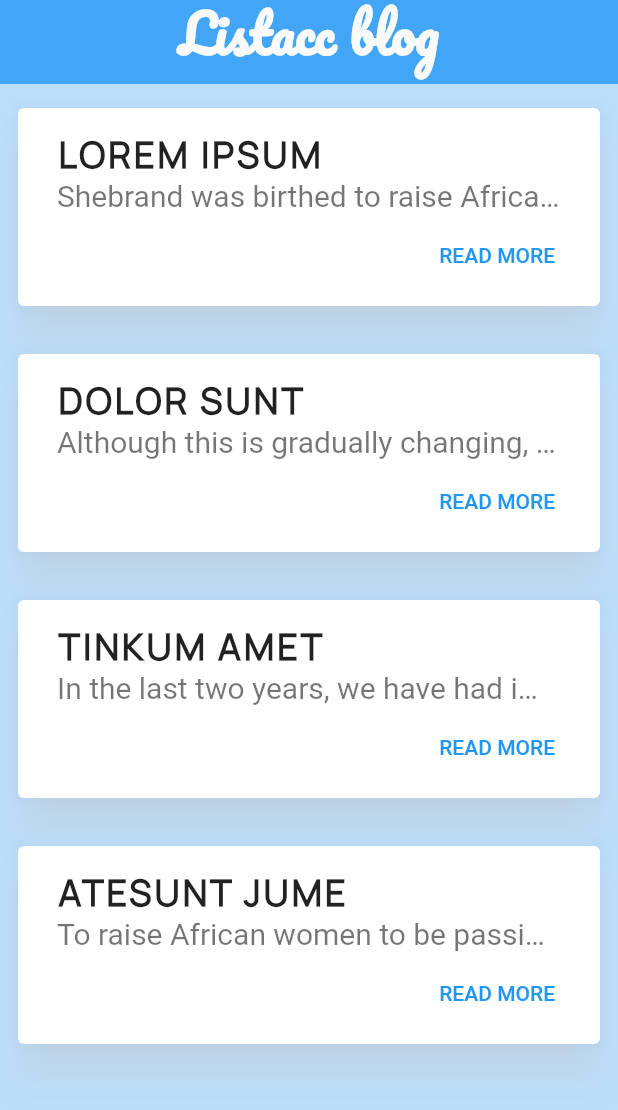
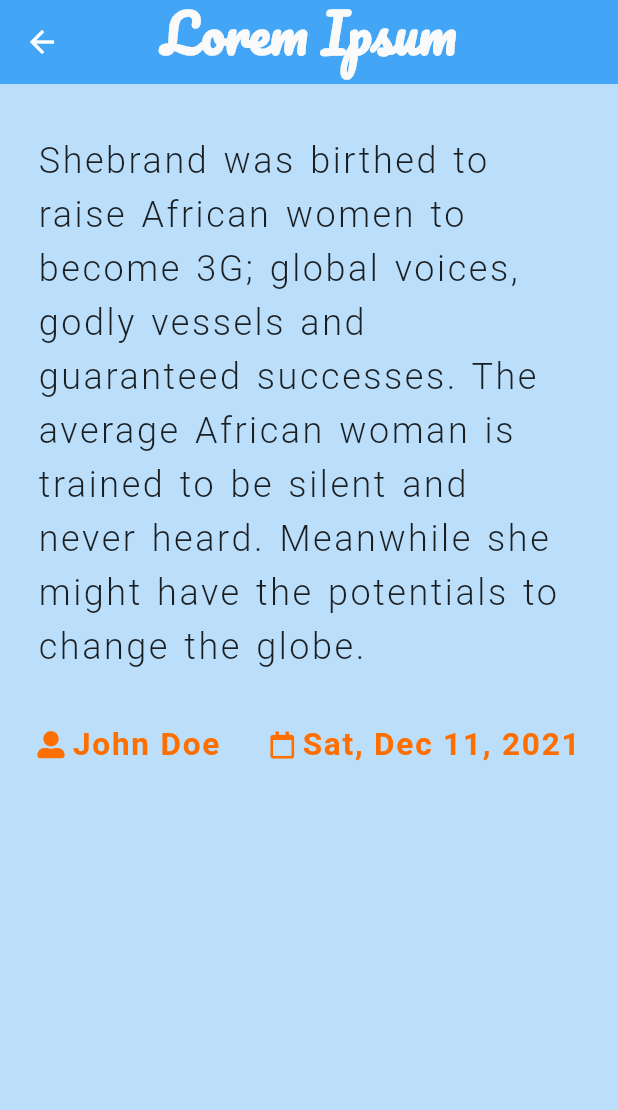
Before and after one commit to vincentgeorge35/Blog, a Flutter app: the screen it shows after launch, after a tap on "READ MORE", on a phone screen of 412 x 824 dp. Shown: the top 1110 px of the screen. Run offline on Flutter 3.47's test engine with Material 2 defaults, Android fonts, the phone set to English and light mode, and no system bars; our stand-ins replace flutter_spinkit, font_awesome_flutter.

Commit message:
updated mobile
I added details screen and a spinner for loading

```diff
--- a/Blog-Project/mobile/blog_app/lib/main.dart
+++ b/Blog-Project/mobile/blog_app/lib/main.dart
@@ -1,5 +1,5 @@
 import 'package:blog_app/screens/home/blog_home.dart';
-import 'package:blog_app/screens/loading.dart';
+import 'package:blog_app/shared/loading.dart';
 import 'package:flutter/material.dart';
 
 void main() {
--- a/Blog-Project/mobile/blog_app/lib/models/Post.dart
+++ b/Blog-Project/mobile/blog_app/lib/models/Post.dart
@@ -23,21 +23,21 @@
           'Shebrand was birthed to raise African women to become 3G; global voices, godly vessels and guaranteed successes. The average African woman is trained to be silent and never heard. Meanwhile she might have the potentials to change the globe.'),
   Post(
       id: 2,
-      author: 'John Doe',
+      author: 'Steve Hew',
       date: DateTime.now(),
       title: 'Dolor Sunt',
       body:
           'Although this is gradually changing, we exist to raise more balanced women who will get to the climax of their dreams regardless of their culture, tribe, color or background. We want to raise these exceptional women to be global answers yet balanced women.'),
   Post(
       id: 3,
-      author: 'John Doe',
+      author: 'R. Lukaku',
       date: DateTime.now(),
       title: 'Tinkum Amet',
       body:
           'In the last two years, we have had impactful conferences that have changed about 230 ladies in Ebonyi and we have followed up on some of them who required mentorship every two weeks on a Shebrand platform where books, talks and many more are given to them.'),
   Post(
       id: 4,
-      author: 'John Doe',
+      author: 'Pulisic',
       date: DateTime.now(),
       title: 'Atesunt Jume',
       body:
--- a/Blog-Project/mobile/blog_app/lib/screens/home/blog_home.dart
+++ b/Blog-Project/mobile/blog_app/lib/screens/home/blog_home.dart
@@ -1,5 +1,5 @@
-import 'package:blog_app/constants.dart';
 import 'package:blog_app/screens/home/components/body.dart';
+import 'package:blog_app/shared/constants.dart';
 import 'package:flutter/material.dart';
 
 class BlogHome extends StatefulWidget {
@@ -10,24 +10,6 @@
 }
 
 class _BlogHomeState extends State<BlogHome> {
-  Widget postCard(post) {
-    return Card(
-      elevation: 4.0,
-      shape: RoundedRectangleBorder(borderRadius: BorderRadius.circular(15.0)),
-      child: Padding(
-        padding: const EdgeInsets.all(10.0),
-        child: Text(
-          post.body,
-          style: TextStyle(
-            fontSize: 14.0,
-            fontFamily: 'Manrope',
-            overflow: TextOverflow.ellipsis,
-          ),
-        ),
-      ),
-    );
-  }
-
   @override
   Widget build(BuildContext context) {
     return Scaffold(
@@ -47,7 +29,7 @@
             color: Colors.grey[50],
             fontSize: 35.0,
             fontWeight: FontWeight.w700,
-            fontFamily: 'Pacifico',
+            fontFamily: 'Manrope',
           ),
         ),
       ),
--- a/Blog-Project/mobile/blog_app/lib/screens/home/components/body.dart
+++ b/Blog-Project/mobile/blog_app/lib/screens/home/components/body.dart
@@ -1,5 +1,5 @@
 import 'package:blog_app/models/Post.dart';
-import 'package:blog_app/screens/home/components/postCard.dart';
+import 'package:blog_app/screens/home/components/post_card.dart';
 import 'package:flutter/material.dart';
 
 class Body extends StatelessWidget {
@@ -8,14 +8,9 @@
   @override
   Widget build(BuildContext context) {
     return ListView.builder(
-      itemCount: posts.length,
-      itemBuilder: (BuildContext context, int index) {
-        return Column(
-          children: [
-            postCard(index),
-          ],
-        );
-      },
-    );
+        itemCount: posts.length,
+        itemBuilder: (BuildContext context, int index) => PostCard(
+              post: posts[index],
+            ));
   }
 }
--- a/Blog-Project/mobile/blog_app/lib/screens/home/components/postCard.dart
+++ /dev/null
@@ -1,46 +0,0 @@
-import 'package:blog_app/models/Post.dart';
-import 'package:flutter/material.dart';
-
-Card postCard(int index) {
-  return Card(
-    elevation: 12.0,
-    shadowColor: Colors.white70,
-    margin: EdgeInsets.symmetric(vertical: 16.0, horizontal: 12.0),
-    child: Padding(
-      padding: const EdgeInsets.all(10.0),
-      child: Column(
-        mainAxisSize: MainAxisSize.min,
-        children: <Widget>[
-          ListTile(
-            title: Text(
-              (posts[index].title).toUpperCase(),
-              style: TextStyle(
-                fontFamily: 'Manrope',
-                fontSize: 24.0,
-                fontWeight: FontWeight.bold,
-                letterSpacing: 2.0,
-              ),
-            ),
-            subtitle: Text(
-              posts[index].body,
-              style: TextStyle(
-                overflow: TextOverflow.ellipsis,
-                fontSize: 20.0,
-              ),
-            ),
-          ),
-          Row(
-            mainAxisAlignment: MainAxisAlignment.end,
-            children: <Widget>[
-              TextButton(
-                child: const Text('READ MORE'),
-                onPressed: () {/* ... */},
-              ),
-              const SizedBox(width: 12),
-            ],
-          ),
-        ],
-      ),
-    ),
-  );
-}
--- /dev/null
+++ b/Blog-Project/mobile/blog_app/lib/screens/home/components/post_card.dart
@@ -0,0 +1,61 @@
+import 'package:blog_app/models/Post.dart';
+import 'package:blog_app/screens/home/details/post_detail.dart';
+import 'package:flutter/material.dart';
+
+class PostCard extends StatelessWidget {
+  final Post post;
+
+  const PostCard({Key? key, required this.post}) : super(key: key);
+
+  @override
+  Widget build(BuildContext context) {
+    return Card(
+      elevation: 12.0,
+      shadowColor: Colors.white70,
+      margin: EdgeInsets.symmetric(vertical: 16.0, horizontal: 12.0),
+      child: Padding(
+        padding: const EdgeInsets.all(10.0),
+        child: Column(
+          mainAxisSize: MainAxisSize.min,
+          children: <Widget>[
+            ListTile(
+              title: Text(
+                (post.title).toUpperCase(),
+                style: TextStyle(
+                  fontFamily: 'Manrope',
+                  fontSize: 24.0,
+                  fontWeight: FontWeight.bold,
+                  letterSpacing: 2.0,
+                ),
+              ),
+              subtitle: Text(
+                post.body,
+                style: TextStyle(
+                  overflow: TextOverflow.ellipsis,
+                  fontSize: 20.0,
+                ),
+              ),
+            ),
+            Row(
+              mainAxisAlignment: MainAxisAlignment.end,
+              children: <Widget>[
+                TextButton(
+                  child: const Text('READ MORE'),
+                  onPressed: () => {
+                    Navigator.push(
+                        context,
+                        MaterialPageRoute(
+                            builder: (context) => PostDetail(
+                                  post: post,
+                                ))),
+                  },
+                ),
+                const SizedBox(width: 12),
+              ],
+            ),
+          ],
+        ),
+      ),
+    );
+  }
+}
--- /dev/null
+++ b/Blog-Project/mobile/blog_app/lib/screens/home/details/post_detail.dart
@@ -0,0 +1,116 @@
+import 'package:blog_app/models/Post.dart';
+import 'package:blog_app/shared/constants.dart';
+import 'package:flutter/material.dart';
+import 'package:font_awesome_flutter/font_awesome_flutter.dart';
+import 'package:intl/intl.dart';
+
+class PostDetail extends StatelessWidget {
+  final Post post;
+
+  const PostDetail({Key? key, required this.post}) : super(key: key);
+
+  @override
+  Widget build(BuildContext context) {
+    return Scaffold(
+      backgroundColor: Colors.blue[100],
+      appBar: buildAppBar(),
+      body: SingleChildScrollView(
+        child: Column(
+          children: [
+            Card(
+              elevation: 0.0,
+              color: Colors.transparent,
+              margin: EdgeInsets.symmetric(vertical: 20.0, horizontal: 15.0),
+              child: Padding(
+                padding: const EdgeInsets.all(10.0),
+                child: Column(
+                  mainAxisSize: MainAxisSize.min,
+                  children: <Widget>[
+                    Text(
+                      post.body,
+                      style: TextStyle(
+                        fontSize: 24.0,
+                        letterSpacing: 1.7,
+                        height: 1.5,
+                        wordSpacing: 2.0,
+                        fontWeight: FontWeight.w300,
+                      ),
+                    ),
+                    SizedBox(height: mDefaultSize * 2),
+                    Row(
+                      mainAxisAlignment: MainAxisAlignment.spaceBetween,
+                      children: [
+                        Row(
+                          mainAxisAlignment: MainAxisAlignment.start,
+                          children: [
+                            FaIcon(
+                              FontAwesomeIcons.userAlt,
+                              color: Colors.amber[900],
+                              size: 18.0,
+                            ),
+                            SizedBox(width: mDefaultSize / 4),
+                            Text(
+                              '${post.author}',
+                              style: TextStyle(
+                                fontSize: 21.0,
+                                letterSpacing: 1.2,
+                                height: 1.0,
+                                fontWeight: FontWeight.bold,
+                                color: Colors.amber[900],
+                              ),
+                            ),
+                          ],
+                        ),
+                        Row(
+                          mainAxisAlignment: MainAxisAlignment.start,
+                          children: [
+                            FaIcon(
+                              FontAwesomeIcons.calendar,
+                              color: Colors.amber[900],
+                              size: 18.0,
+                            ),
+                            SizedBox(width: mDefaultSize / 4),
+                            Text(
+                              '${DateFormat.yMMMEd().format(post.date)}',
+                              style: TextStyle(
+                                fontSize: 21.0,
+                                letterSpacing: 1.2,
+                                height: 1.0,
+                                fontWeight: FontWeight.bold,
+                                color: Colors.amber[900],
+                              ),
+                            ),
+                          ],
+                        ),
+                      ],
+                    ),
+                  ],
+                ),
+              ),
+            ),
+          ],
+        ),
+      ),
+    );
+  }
+
+  AppBar buildAppBar() {
+    return AppBar(
+      title: Padding(
+        padding: const EdgeInsets.only(bottom: mDefaultSize / 1.5),
+        child: Text(
+          post.title,
+          style: TextStyle(
+            color: Colors.grey[50],
+            fontSize: 35.0,
+            fontWeight: FontWeight.w700,
+            fontFamily: 'Pacifico',
+          ),
+        ),
+      ),
+      elevation: 0.0,
+      centerTitle: true,
+      backgroundColor: Colors.blue[400],
+    );
+  }
+}
--- a/Blog-Project/mobile/blog_app/lib/screens/loading.dart
+++ b/Blog-Project/mobile/blog_app/lib/shared/loading.dart
@@ -1,5 +1,6 @@
 import 'package:flutter/material.dart';
 import 'package:flutter/services.dart';
+import 'package:flutter_spinkit/flutter_spinkit.dart';
 
 class Loading extends StatefulWidget {
   const Loading({Key? key}) : super(key: key);
@@ -28,13 +29,9 @@
     return Scaffold(
       backgroundColor: Colors.blue,
       body: Center(
-        child: Text(
-          'Loading...',
-          style: TextStyle(
-            color: Colors.amber[300],
-            fontSize: 60.0,
-            fontWeight: FontWeight.bold,
-          ),
+        child: SpinKitHourGlass(
+          color: Colors.white,
+          size: 65.0,
         ),
       ),
     );
--- a/Blog-Project/mobile/blog_app/pubspec.yaml
+++ b/Blog-Project/mobile/blog_app/pubspec.yaml
@@ -27,8 +27,10 @@
   # The following adds the Cupertino Icons font to your application.
   # Use with the CupertinoIcons class for iOS style icons.
   cupertino_icons: ^1.0.2
-  flutter_svg: ^1.0.0
   http: ^0.13.4
+  intl: ^0.17.0
+  font_awesome_flutter: ^9.2.0
+  flutter_spinkit: ^5.1.0
 
 dev_dependencies:
   flutter_test:
@@ -47,7 +49,6 @@
   # To add assets to your application, add an assets section, like this:
   assets:
     - assets/images/
-    - assets/icons/
 
   # An image asset can refer to one or more resolution-specific "variants", see
   # https://flutter.dev/assets-and-images/#resolution-aware.
```
Also changed, not shown: Blog-Project/mobile/blog_app/lib/shared/constants.dart (renamed from Blog-Project/mobile/blog_app/lib/constants.dart), Blog-Project/mobile/blog_app/pubspec.lock.
